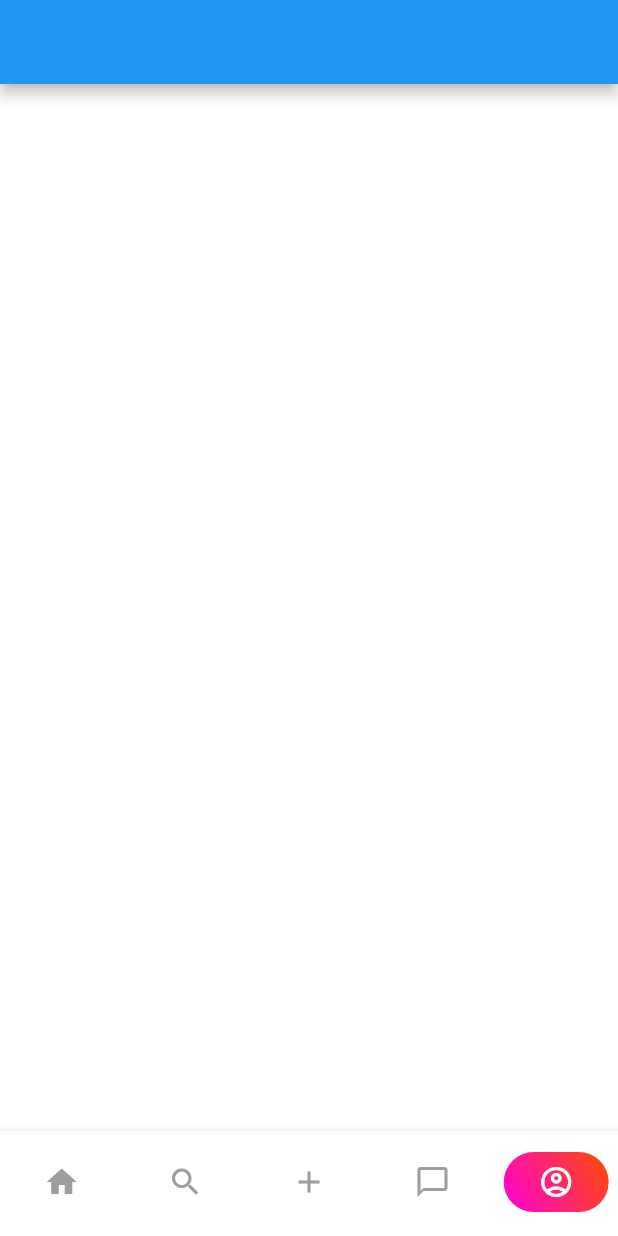
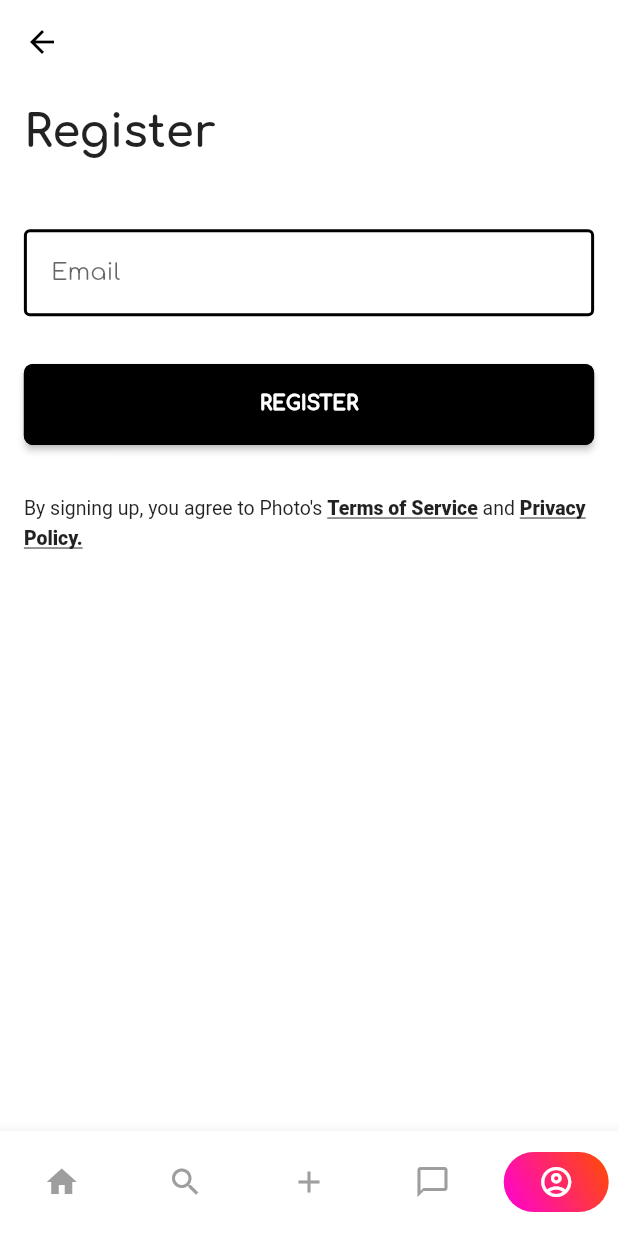
Before and after one commit to sieugatayss3/meCar_interview, a Flutter app: the screen it shows after launch, item 5 of the bottom bar chosen, on a phone screen of 412 x 824 dp. Run offline on Flutter 3.47's test engine with Material 2 defaults, Android fonts, the phone set to English and light mode, and no system bars.

Commit message:
add register page

```diff
--- a/lib/configs/styles.dart
+++ b/lib/configs/styles.dart
@@ -6,10 +6,25 @@ class Styles {
     fontWeight: FontWeight.w600,
   );
 
-  static const sectionTitleStyle = TextStyle(fontSize: 14, fontWeight: FontWeight.w900);
+  static const sectionTitleStyle =
+      TextStyle(fontSize: 14, fontWeight: FontWeight.w900);
 
   static const pageTitleStyle = TextStyle(
       fontSize: 30.0, fontWeight: FontWeight.w600, fontFamily: 'Comfortaa');
 
   static const globalPadding = 16.0;
 }
+
+InputDecorationTheme inputDecorationTheme() {
+  var outlineInputBorder = OutlineInputBorder(
+    gapPadding: 10,
+    borderSide: BorderSide(color: Colors.black, width: 2.0),
+  );
+
+  return InputDecorationTheme(
+    contentPadding: EdgeInsets.symmetric(vertical: 20, horizontal: 18),
+    border: outlineInputBorder,
+    enabledBorder: outlineInputBorder,
+    focusedBorder: outlineInputBorder,
+  );
+}
--- a/lib/main.dart
+++ b/lib/main.dart
@@ -1,4 +1,5 @@
 import 'package:flutter/material.dart';
+import 'package:me_car_interview/configs/styles.dart';
 import 'package:me_car_interview/screens/screens.dart';
 
 void main() {
@@ -15,6 +16,7 @@ class MyApp extends StatelessWidget {
         primarySwatch: Colors.blue,
         visualDensity: VisualDensity.adaptivePlatformDensity,
         scaffoldBackgroundColor: Colors.white,
+        inputDecorationTheme: inputDecorationTheme(),
       ),
       home: BottomNavbarScreen(),
     );
--- a/lib/screens/resgiter_screen.dart
+++ b/lib/screens/resgiter_screen.dart
@@ -1,4 +1,8 @@
+import 'package:flutter/gestures.dart';
 import 'package:flutter/material.dart';
+import 'package:me_car_interview/configs/size_config.dart';
+import 'package:me_car_interview/configs/styles.dart';
+import 'package:me_car_interview/widgets/widgets.dart';
 
 class RegisterScreen extends StatefulWidget {
   @override
@@ -8,8 +12,92 @@ class RegisterScreen extends StatefulWidget {
 class _RegisterScreenState extends State<RegisterScreen> {
   @override
   Widget build(BuildContext context) {
+    SizeConfig().init(context);
+    final _formKey = GlobalKey<FormState>();
+    String email;
+
     return Scaffold(
-      appBar: AppBar(),
+      appBar: AppBar(
+        backgroundColor: Colors.white,
+        elevation: 0,
+        leading: IconButton(
+          icon: Icon(
+            Icons.arrow_back,
+            color: Colors.black,
+          ),
+          onPressed: () {},
+        ),
+      ),
+      body: SingleChildScrollView(
+        padding: EdgeInsets.symmetric(
+          vertical: Styles.globalPadding,
+          horizontal: getProportionateScreenWidth(Styles.globalPadding),
+        ),
+        child: Column(
+          crossAxisAlignment: CrossAxisAlignment.start,
+          children: <Widget>[
+            Text(
+              'Register',
+              style: Styles.pageTitleStyle,
+            ),
+            SizedBox(
+              height: getProportionateScreenWidth(Styles.globalPadding * 3),
+            ),
+            Form(
+              key: _formKey,
+              child: Column(
+                children: <Widget>[
+                  TextFormField(
+                    onSaved: (value) => email = value,
+                    onChanged: (value) => email = value,
+                    decoration: InputDecoration(hintText: 'Email'),
+                  )
+                ],
+              ),
+            ),
+            SizedBox(
+              height: getProportionateScreenWidth(Styles.globalPadding * 2),
+            ),
+            SizedBox(
+              width: double.infinity,
+              child: CustomRaisedButton(
+                press: () {},
+                color: Colors.black,
+                label: 'Register',
+              ),
+            ),
+            SizedBox(
+              height: getProportionateScreenWidth(Styles.globalPadding * 2),
+            ),
+            Text.rich(TextSpan(
+                style: TextStyle(height: 1.5, fontSize: 13.0),
+                children: [
+                  TextSpan(text: 'By signing up, you agree to Photo\'s '),
+                  TextSpan(
+                    text: 'Terms of Service',
+                    recognizer: TapGestureRecognizer()
+                      ..onTap = () {
+                        print('go Terms of Service');
+                      },
+                    style: TextStyle(
+                        decoration: TextDecoration.underline,
+                        fontWeight: FontWeight.w900),
+                  ),
+                  TextSpan(text: ' and '),
+                  TextSpan(
+                    text: 'Privacy Policy.',
+                    recognizer: TapGestureRecognizer()
+                      ..onTap = () {
+                        print('go Privacy Policy');
+                      },
+                    style: TextStyle(
+                        decoration: TextDecoration.underline,
+                        fontWeight: FontWeight.w900),
+                  ),
+                ]))
+          ],
+        ),
+      ),
     );
   }
 }
--- a/lib/widgets/custom_buttom.dart
+++ b/lib/widgets/custom_buttom.dart
@@ -28,7 +28,7 @@ class CustomRaisedButton extends StatelessWidget {
           style: TextStyle(
               fontWeight: FontWeight.w900,
               fontSize: 13.0,
-              color: color != null ? Colors.black : Colors.white),
+              color: color == null ? Colors.black : Colors.white),
         ));
   }
 }
```
